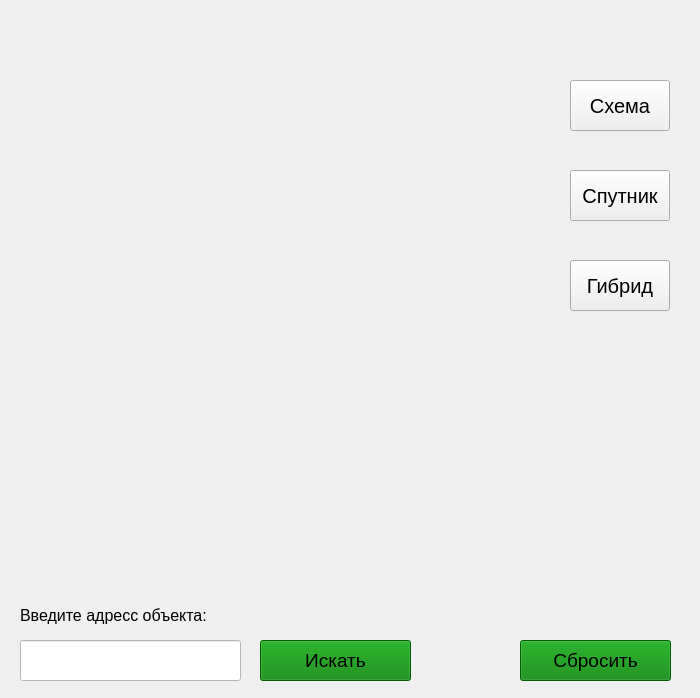
Above: Map.ui from Alexandr-Gavrin/MapAPI before the change. Below: the same form after it.
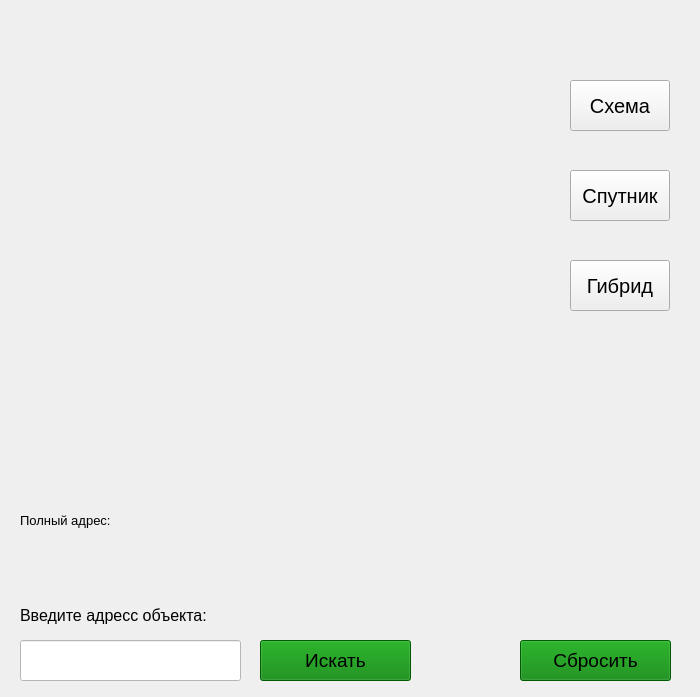
That is the form after the change.

Commit message: Большая задача по Maps API. Часть №8

```diff
--- a/Map.ui
+++ b/Map.ui
@@ -7,7 +7,7 @@
     <x>0</x>
     <y>0</y>
     <width>700</width>
-    <height>698</height>
+    <height>697</height>
    </rect>
   </property>
   <property name="windowTitle">
@@ -19,7 +19,7 @@
      <x>20</x>
      <y>20</y>
      <width>521</width>
-     <height>471</height>
+     <height>441</height>
     </rect>
    </property>
    <property name="text">
@@ -158,6 +158,24 @@
     <string>Сбросить</string>
    </property>
   </widget>
+  <widget class="QLabel" name="adress">
+   <property name="geometry">
+    <rect>
+     <x>20</x>
+     <y>500</y>
+     <width>641</width>
+     <height>41</height>
+    </rect>
+   </property>
+   <property name="font">
+    <font>
+     <pointsize>10</pointsize>
+    </font>
+   </property>
+   <property name="text">
+    <string>Полный адрес:</string>
+   </property>
+  </widget>
  </widget>
  <resources/>
  <connections/>
```
The commit also changes 1 other file.
